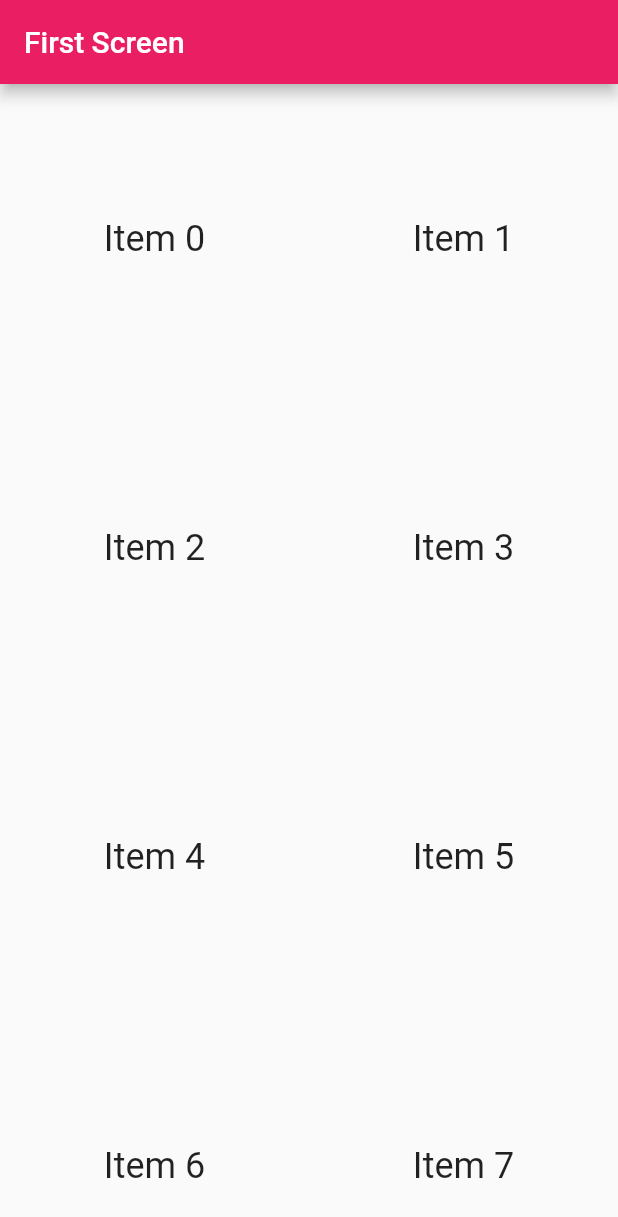
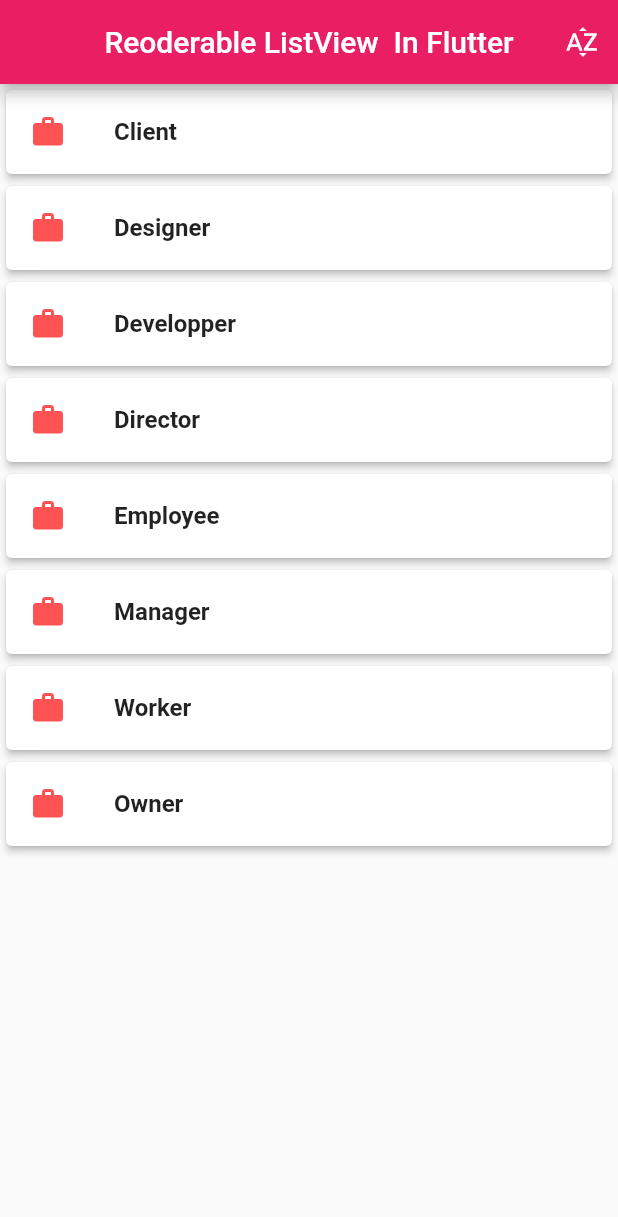
Before and after one commit to Edyl07/flutter_demo, a Flutter app: the screen it shows after launch, on a phone screen of 412 x 824 dp. Shown: the top 1217 px of the screen. Run offline on Flutter 3.47's test engine with Material 2 defaults, Android fonts, the phone set to English and light mode, and no system bars; our stand-ins replace get, get_storage, shared_preferences.

Commit message:
Reoderable ListView

```diff
--- a/lib/main.dart
+++ b/lib/main.dart
@@ -1,6 +1,7 @@
 //Packages
 import 'package:flutter/material.dart';
-import 'package:flutter_demo/basic_widgets/gridview_widget.dart';
+// import 'package:flutter_demo/basic_widgets/gridview_widget.dart';
+import 'package:flutter_demo/pages/reoderable_page_view.dart';
 // import 'package:flutter_demo/basic_widgets/listview_widget.dart';
 // import 'package:flutter_demo/navigation/navigation_route_2.dart';
 // import 'package:flutter_demo/navigation/navigation_with_arguments.dart';
@@ -29,7 +30,8 @@ class MyApp extends StatelessWidget {
       title: 'Flutter Demo',
       theme: ThemeData(primarySwatch: Colors.pink),
       // home: const MyListViewWidget(),
-      home: const MyGridViewWidget(),
+      // home: const MyGridViewWidget(),
+      home: ReoderableViewPage(),
     );
   }
 }
--- /dev/null
+++ b/lib/pages/reoderable_page_view.dart
@@ -0,0 +1,70 @@
+import 'package:flutter/material.dart';
+
+// ignore: must_be_immutable
+class ReoderableViewPage extends StatefulWidget {
+  // const ReoderableViewPage({ Key? key }) : super(key: key);
+
+  List<String> items = [
+    "Client",
+    "Designer",
+    "Developper",
+    "Director",
+    "Employee",
+    "Manager",
+    "Worker",
+    "Owner"
+  ];
+
+  ReoderableViewPage({Key? key}) : super(key: key);
+
+  @override
+  _ReoderableViewPageState createState() => _ReoderableViewPageState();
+}
+
+class _ReoderableViewPageState extends State<ReoderableViewPage> {
+  void onReorderData(int oldIndex, int newIndex) {
+    setState(() {
+      if (newIndex > oldIndex) {
+        newIndex -= 1;
+      }
+
+      final item = widget.items.removeAt(oldIndex);
+      widget.items.insert(newIndex, item);
+    });
+  }
+
+  void sorting() {
+    setState(() {
+      widget.items.sort();
+    });
+  }
+
+  @override
+  Widget build(BuildContext context) {
+    return Scaffold(
+      appBar: AppBar(
+        automaticallyImplyLeading: false,
+        title: const Text('Reoderable ListView  In Flutter'),
+        centerTitle: true,
+        actions: <Widget>[
+          IconButton(onPressed: sorting, icon: const Icon(Icons.sort_by_alpha))
+        ],
+      ),
+      body: ReorderableListView(children: <Widget>[
+          for (final item in widget.items)
+            Card(
+              key: ValueKey(item),
+              elevation: 2,
+              child: ListTile(
+                title: Text(
+                  item,
+                  style: const TextStyle(
+                      fontSize: 16, fontWeight: FontWeight.bold),
+                ),
+                leading: const Icon(Icons.work, color: Colors.redAccent,),
+              ),
+            )
+      ], onReorder: onReorderData),
+    );
+  }
+}
```
